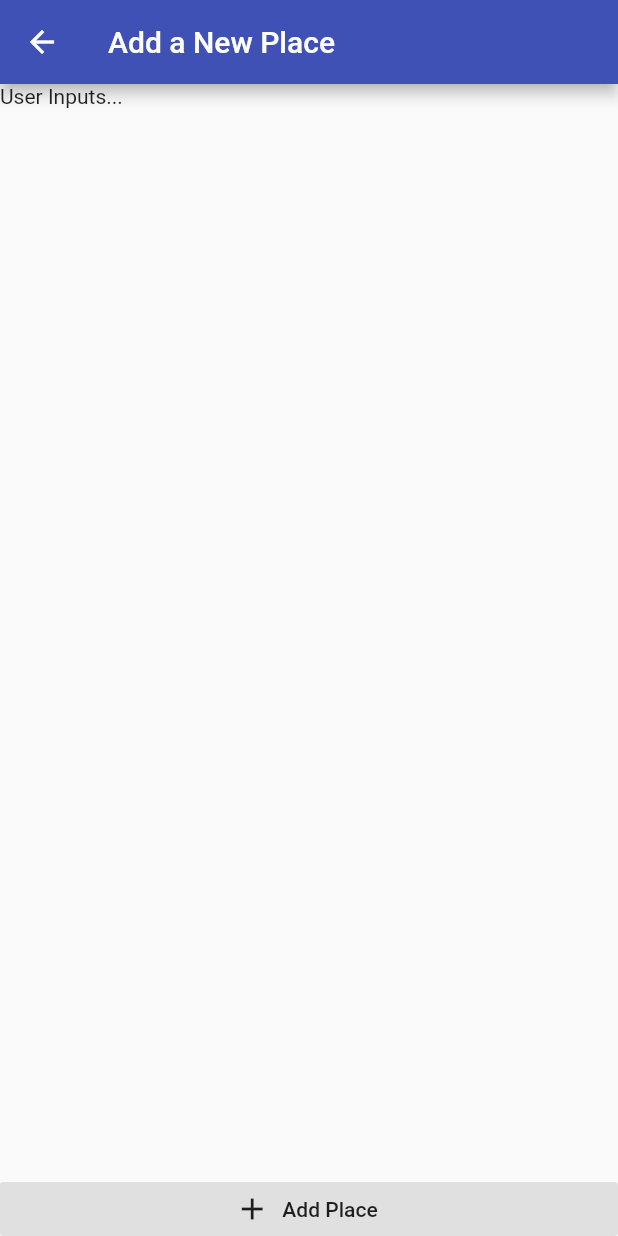
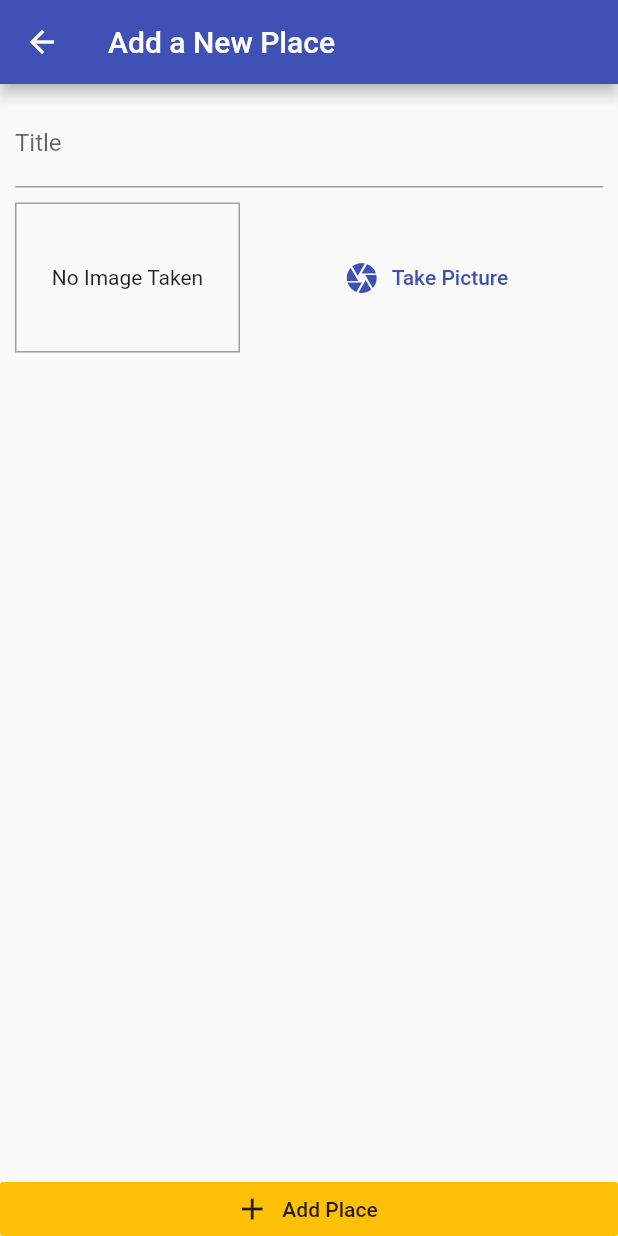
Before and after one commit to erikohlen/greatPlaces, a Flutter app: the AddPlaceScreen screen opened by its route, on a phone screen of 412 x 824 dp. Run offline on Flutter 3.47's test engine with Material 2 defaults, Android fonts, the phone set to English and light mode, and no system bars; our stand-ins replace image_picker.

Commit message:
Trying to take picture

```diff
--- a/lib/screens/add_place_screen.dart
+++ b/lib/screens/add_place_screen.dart
@@ -1,4 +1,6 @@
 import 'package:flutter/material.dart';
+
+import '../widgets/image_input.dart';
 
 class AddPlaceScreen extends StatefulWidget {
   static const routeName = '/add-place';
@@ -8,6 +10,8 @@ class AddPlaceScreen extends StatefulWidget {
 }
 
 class _AddPlaceScreenState extends State<AddPlaceScreen> {
+  final _titleController = TextEditingController();
+
   @override
   Widget build(BuildContext context) {
     return Container(
@@ -18,16 +22,36 @@ class _AddPlaceScreenState extends State<AddPlaceScreen> {
             title: Text('Add a New Place'),
           ),
           body: Column(
-            mainAxisAlignment: MainAxisAlignment.spaceBetween,
             crossAxisAlignment: CrossAxisAlignment.stretch,
             children: [
-              Text('User Inputs...'),
+              Expanded(
+                child: SingleChildScrollView(
+                  child: Padding(
+                    padding: const EdgeInsets.all(10.0),
+                    child: Column(
+                      children: [
+                        TextField(
+                          decoration: InputDecoration(
+                            labelText: 'Title',
+                          ),
+                          controller: _titleController,
+                        ),
+                        SizedBox(
+                          height: 10,
+                        ),
+                        ImageInput(),
+                      ],
+                    ),
+                  ),
+                ),
+              ),
               RaisedButton.icon(
                 icon: Icon(Icons.add),
                 label: Text('Add Place'),
                 onPressed: () {},
                 elevation: 0,
                 materialTapTargetSize: MaterialTapTargetSize.shrinkWrap,
+                color: Theme.of(context).accentColor,
               )
             ],
           ),
--- /dev/null
+++ b/lib/widgets/image_input.dart
@@ -0,0 +1,58 @@
+import 'dart:io';
+import 'package:flutter/material.dart';
+import 'package:image_picker/image_picker.dart';
+
+class ImageInput extends StatefulWidget {
+  @override
+  _ImageInputState createState() => _ImageInputState();
+}
+
+class _ImageInputState extends State<ImageInput> {
+  File _storedImage;
+
+  Future<void> _takePicture() async {
+    final imageFile = ImagePicker.pickImage(
+      source: ImageSource.camera,
+      maxWidth: 600,
+    );
+  }
+
+  @override
+  Widget build(BuildContext context) {
+    return Row(
+      children: [
+        Container(
+          width: 150,
+          height: 100,
+          decoration: BoxDecoration(
+            border: Border.all(
+              width: 1,
+              color: Colors.grey,
+            ),
+          ),
+          child: _storedImage != null
+              ? Image.file(
+                  _storedImage,
+                  fit: BoxFit.cover,
+                  width: double.infinity,
+                )
+              : Text(
+                  'No Image Taken',
+                  textAlign: TextAlign.center,
+                ),
+          alignment: Alignment.center,
+        ),
+        SizedBox(
+          width: 10,
+        ),
+        Expanded(
+            child: FlatButton.icon(
+          icon: Icon(Icons.camera),
+          label: Text('Take Picture'),
+          textColor: Theme.of(context).primaryColor,
+          onPressed: _takePicture,
+        )),
+      ],
+    );
+  }
+}
```
Also changed, not shown: pubspec.yaml (+2 -48 lines), pubspec.lock, 7 other files.
